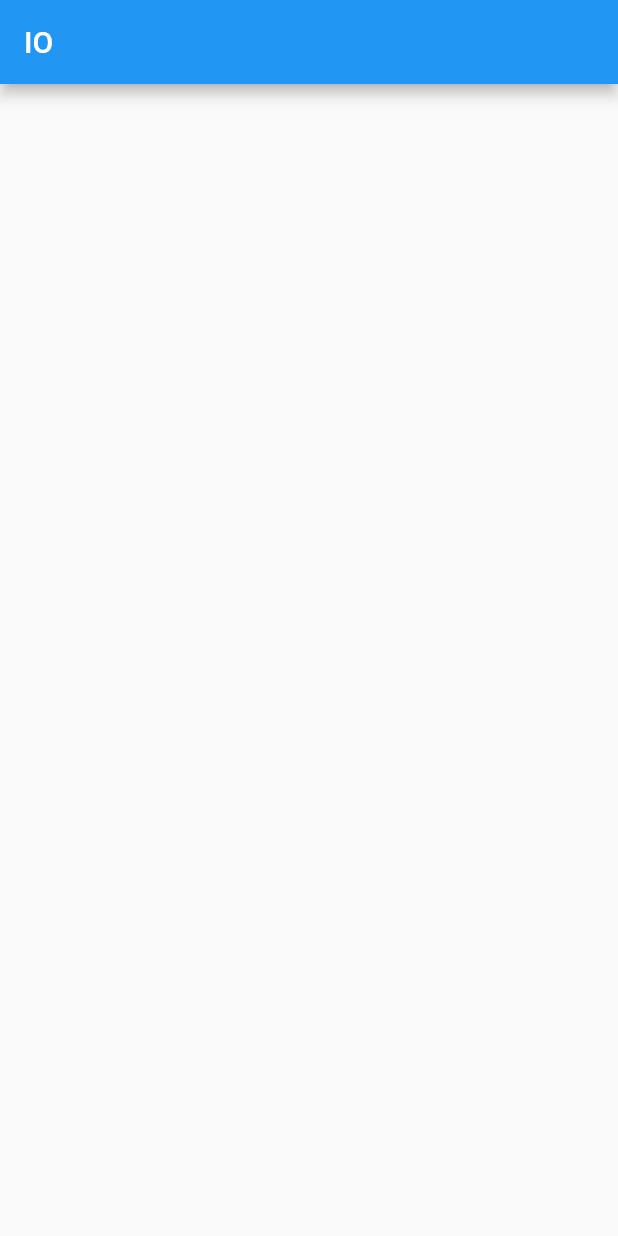
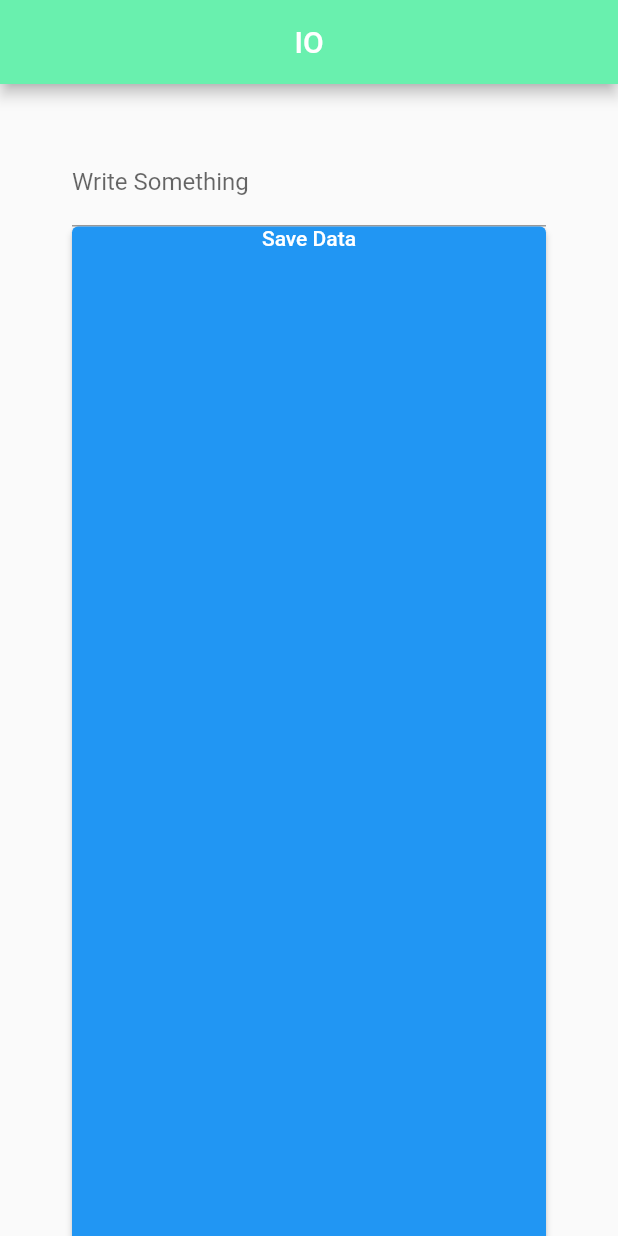
Before and after one commit to 20sw084/IO, a Flutter app: the screen it shows after launch, on a phone screen of 412 x 824 dp. Run offline on Flutter 3.47's test engine with Material 2 defaults, Android fonts, the phone set to English and light mode, and no system bars.

Commit message:
Update main.dart

```diff
--- a/lib/main.dart
+++ b/lib/main.dart
@@ -17,11 +17,51 @@ class Home extends StatefulWidget {
 }
 
 class _HomeState extends State<Home> {
+  var _enterDataField = new TextEditingController();
   @override
   Widget build(BuildContext context) {
     return Scaffold(
       appBar: AppBar(
         title: const Text('IO'),
+        centerTitle: true,
+        backgroundColor: Colors.greenAccent,
+      ),
+      body: Container(
+        padding: const EdgeInsets.all(32.0),
+        alignment: Alignment.topCenter,
+        child: ListTile(
+          title: TextField(
+            controller: _enterDataField,
+            decoration: const InputDecoration(labelText: 'Write Something'),
+          ),
+          subtitle: ElevatedButton(
+            onPressed: () {
+              setState(() {
+                writeD(_enterDataField.text);
+              });
+            },
+            child: Column(
+              children: <Widget>[
+                const Text('Save Data'),
+                const Padding(padding: EdgeInsets.all(14.5)),
+                FutureBuilder(
+                  future: readD(),
+                  builder: (BuildContext context, AsyncSnapshot<String> data) {
+                    if (data.hasData != null) {
+                      // NOT
+                      return Text(
+                        data.data.toString(),
+                        style: const TextStyle(color: Colors.white70),
+                      );
+                    } else {
+                      return const Text('No Data Saved');
+                    }
+                  },
+                ),
+              ],
+            ),
+          ),
+        ),
       ),
     );
   }
@@ -37,24 +77,24 @@ class _HomeState extends State<Home> {
     return File('$path/counter.txt');
   }
 
-  Future<File> writeCounter(int counter) async {
+  Future<File> writeD(String counter) async {
     final file = await _localFile;
-
+    // file.writeAsString('$counter');
     // Write the file
     return file.writeAsString('$counter');
   }
 
-  Future<int> readCounter() async {
+  Future<String> readD() async {
     try {
       final file = await _localFile;
 
       // Read the file
       final contents = await file.readAsString();
 
-      return int.parse(contents);
+      return contents;
     } catch (e) {
       // If encountering an error, return 0
-      return 0;
+      return '';
     }
   }
 }
```
